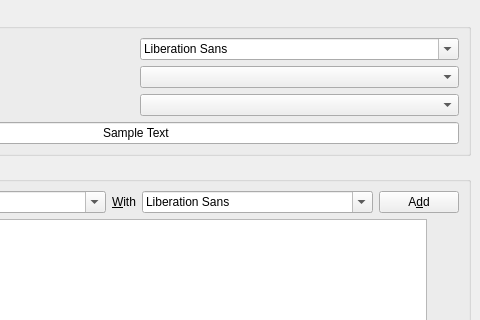
This is tools/qtconfig/fontspage.ui in arnt/qt-history2 as Qt 5 draws it before an edit; both pictures show x 206 to 686 and y 0 to 320 of the 686 by 649 pixel window. The edited form follows.
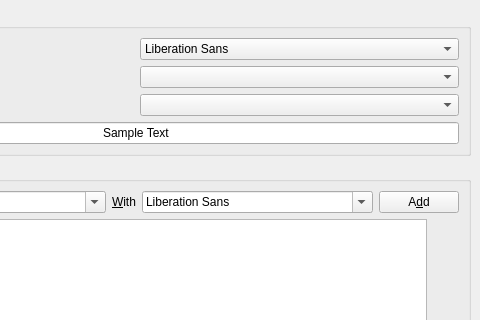
This is the edited form. Custom widgets are drawn as their Qt base class.

The edit to the form file:
```diff
--- a/tools/qtconfig/fontspage.ui
+++ b/tools/qtconfig/fontspage.ui
@@ -108,7 +108,11 @@
            <number>6</number>
           </property>
           <item>
-           <widget class="QFontComboBox" name="cmbFamily" />
+           <widget class="QFontComboBox" name="cmbFamily">
+            <property name="editable" >
+             <bool>false</bool>
+            </property>
+           </widget>
           </item>
           <item>
            <widget class="QComboBox" name="cmbFontStyle" />
```
Left out of the diff: 6 changed lines with no effect on the pictures.
